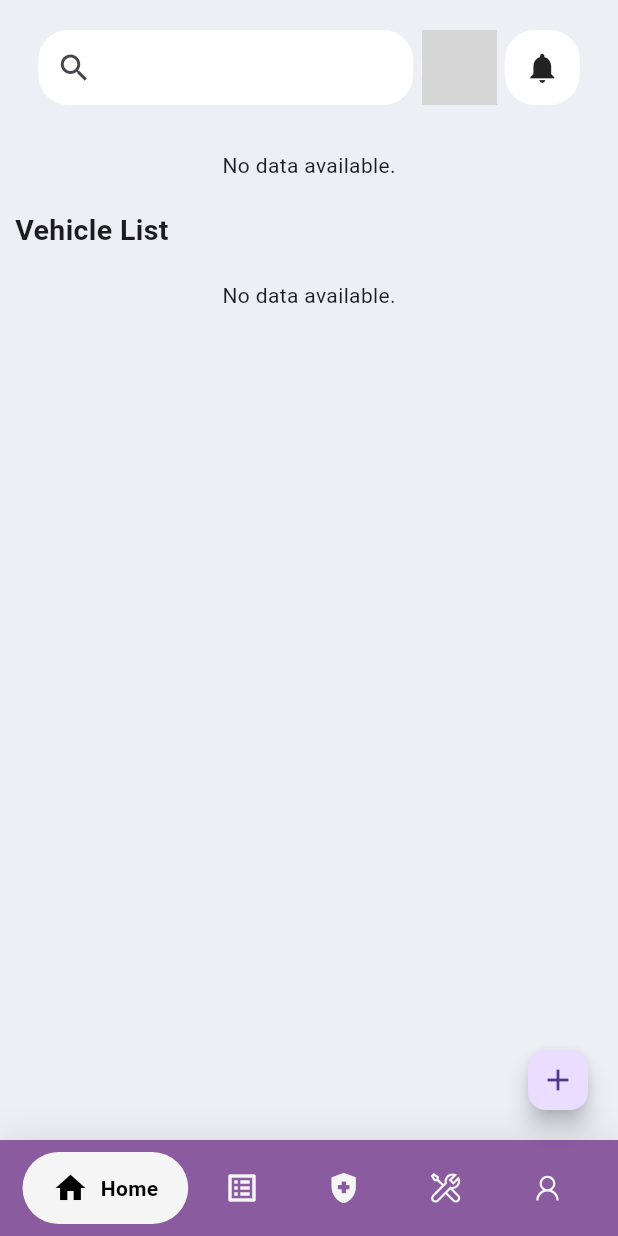
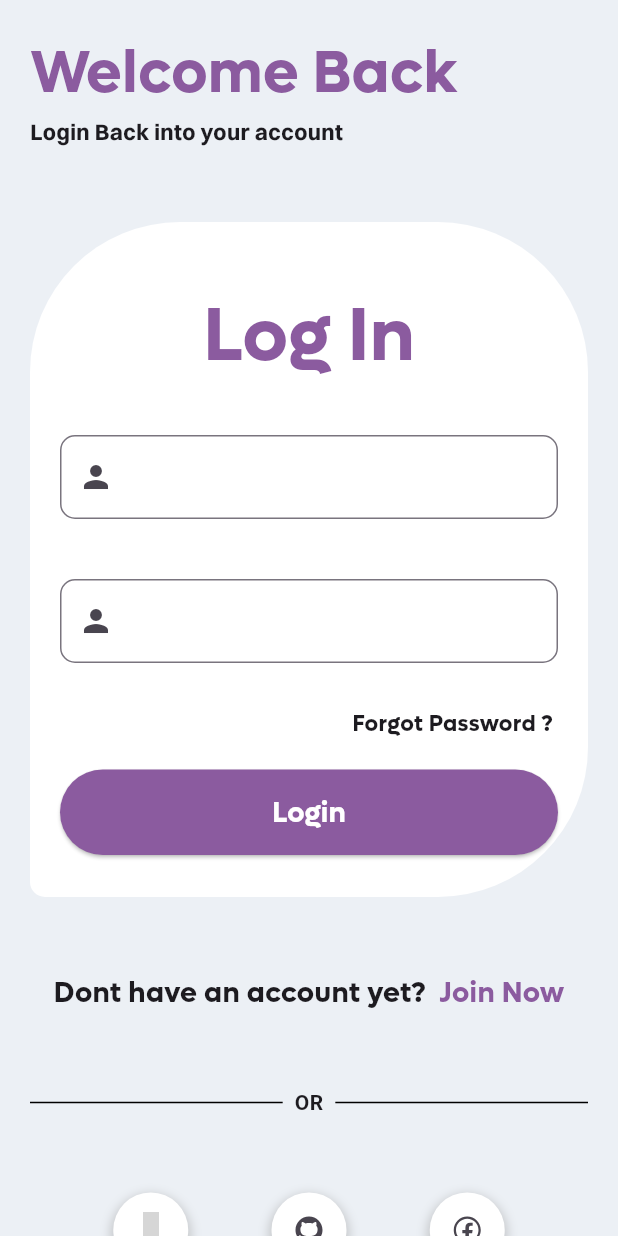
Before and after one commit to ajulkjose246/InstHelper, a Flutter app: the screen it shows after launch, on a phone screen of 412 x 824 dp. Run offline on Flutter 3.47's test engine with Material 3 defaults, Android fonts, the phone set to English and light mode, and no system bars; drawn by our look-alikes of google_nav_bar; our stand-ins replace firebase_core, firebase_database, firebase_storage, image_picker, line_icons, lottie; missing offline and left inert: dotlottie_loader; accounts and stored records are empty; grey boxes are pictures that could not be loaded.

Commit message:
login and register page designed

```diff
--- a/lib/components/form_input_field.dart
+++ b/lib/components/form_input_field.dart
@@ -1,5 +1,4 @@
 import 'package:flutter/material.dart';
-import 'package:flutter/services.dart';
 
 class FormInputField extends StatelessWidget {
   final String label;
--- a/lib/main.dart
+++ b/lib/main.dart
@@ -2,6 +2,8 @@ import 'package:firebase_core/firebase_core.dart';
 import 'package:flutter/material.dart';
 import 'package:insthelper/firebase_options.dart';
 import 'package:insthelper/provider/homescreen_provider.dart';
+import 'package:insthelper/screens/authentication/sign_in.dart';
+import 'package:insthelper/screens/authentication/sign_up.dart';
 import 'package:insthelper/screens/container.dart';
 import 'package:insthelper/screens/user/add_vehicle.dart';
 import 'package:insthelper/screens/user/alert_list.dart';
@@ -29,10 +31,12 @@ class MyApp extends StatelessWidget {
       debugShowCheckedModeBanner: false,
       routes: ({
         '/': (context) => const ContainerScreen(),
+        '/signin': (context) => SignInScreen(),
+        '/signup': (context) => SignUpScreen(),
         '/add': (context) => const AddVehicleScreen(),
         '/alert': (context) => const AlertList(),
       }),
-      initialRoute: '/',
+      initialRoute: '/signin',
     );
   }
 }
--- /dev/null
+++ b/lib/screens/authentication/sign_in.dart
@@ -0,0 +1,259 @@
+// ignore_for_file: must_be_immutable
+
+import 'package:flutter/material.dart';
+import 'package:insthelper/components/form_input_field.dart';
+import 'package:line_icons/line_icons.dart';
+
+class SignInScreen extends StatefulWidget {
+  const SignInScreen({super.key});
+
+  @override
+  State<SignInScreen> createState() => _SignInScreenState();
+}
+
+class _SignInScreenState extends State<SignInScreen> {
+  TextEditingController usernameController = TextEditingController();
+
+  @override
+  Widget build(BuildContext context) {
+    return Scaffold(
+      backgroundColor: const Color.fromRGBO(236, 240, 245, 1),
+      resizeToAvoidBottomInset: true,
+      body: SafeArea(
+        child: SingleChildScrollView(
+          child: Padding(
+            padding: const EdgeInsets.all(20),
+            child: Column(
+              children: [
+                const Align(
+                  alignment: Alignment.centerLeft,
+                  child: Text(
+                    "Welcome Back",
+                    style: TextStyle(
+                        fontSize: 40,
+                        fontWeight: FontWeight.w600,
+                        fontFamily: 'Lufga',
+                        color: Color.fromRGBO(139, 91, 159, 1)),
+                  ),
+                ),
+                const Align(
+                  alignment: Alignment.centerLeft,
+                  child: Text(
+                    "Login Back into your account",
+                    style: TextStyle(
+                      fontSize: 15,
+                      fontFamily: 'Switzer',
+                    ),
+                  ),
+                ),
+                const SizedBox(height: 50),
+                Container(
+                  width: double.infinity,
+                  height: 450,
+                  decoration: const BoxDecoration(
+                    color: Colors.white,
+                    borderRadius: BorderRadius.only(
+                      topLeft: Radius.circular(100),
+                      topRight: Radius.circular(100),
+                      bottomRight: Radius.circular(100),
+                      bottomLeft: Radius.circular(10),
+                    ),
+                  ),
+                  child: Padding(
+                    padding: const EdgeInsets.all(20),
+                    child: Column(
+                      children: [
+                        const SizedBox(
+                          height: 20,
+                        ),
+                        const Text(
+                          "Log In",
+                          style: TextStyle(
+                              fontSize: 50,
+                              fontWeight: FontWeight.w600,
+                              fontFamily: 'Lufga',
+                              color: Color.fromRGBO(139, 91, 159, 1)),
+                        ),
+                        const SizedBox(
+                          height: 20,
+                        ),
+                        FormInputField(
+                          textcontroller: usernameController,
+                          label: '',
+                          validator: true,
+                          icon: const Icon(Icons.person),
+                          regex: RegExp(''),
+                          regexlabel: '',
+                          numberkeyboard: false,
+                        ),
+                        const SizedBox(
+                          height: 20,
+                        ),
+                        FormInputField(
+                          textcontroller: usernameController,
+                          label: '',
+                          validator: true,
+                          icon: const Icon(Icons.person),
+                          regex: RegExp(''),
+                          regexlabel: '',
+                          numberkeyboard: false,
+                        ),
+                        const SizedBox(
+                          height: 20,
+                        ),
+                        const Align(
+                          alignment: Alignment.centerRight,
+                          child: Text(
+                            "Forgot Password ? ",
+                            style: TextStyle(fontSize: 15, fontFamily: 'Lufga'),
+                          ),
+                        ),
+                        const SizedBox(
+                          height: 20,
+                        ),
+                        SizedBox(
+                          width: double.infinity,
+                          child: ElevatedButton(
+                            onPressed: () {},
+                            style: ElevatedButton.styleFrom(
+                              backgroundColor: Color.fromRGBO(139, 91, 159, 1),
+                              padding: const EdgeInsets.symmetric(vertical: 15),
+                            ),
+                            child: const Text(
+                              "Login",
+                              style: TextStyle(
+                                  color: Colors.white,
+                                  fontFamily: 'Lufga',
+                                  fontSize: 19),
+                            ),
+                          ),
+                        ),
+                      ],
+                    ),
+                  ),
+                ),
+                const SizedBox(height: 50),
+                Row(
+                  mainAxisAlignment: MainAxisAlignment.center,
+                  children: [
+                    const Text(
+                      "Dont have an account yet? ",
+                      style: TextStyle(fontSize: 19, fontFamily: 'Lufga'),
+                    ),
+                    GestureDetector(
+                      onTap: () => Navigator.pushNamed(context, '/signup'),
+                      child: const Text(
+                        " Join Now",
+                        style: TextStyle(
+                            fontSize: 19,
+                            fontFamily: 'Lufga',
+                            color: Color.fromRGBO(139, 91, 159, 1)),
+                      ),
+                    ),
+                  ],
+                ),
+                const SizedBox(
+                  height: 50,
+                ),
+                const Row(
+                  children: [
+                    Expanded(
+                      child: Divider(
+                        color: Colors.black,
+                        thickness: 1,
+                      ),
+                    ),
+                    Padding(
+                      padding: EdgeInsets.symmetric(horizontal: 8.0),
+                      child: Text(
+                        "OR",
+                        style: TextStyle(
+                          fontWeight: FontWeight.bold,
+                        ),
+                      ),
+                    ),
+                    Expanded(
+                      child: Divider(
+                        color: Colors.black,
+                        thickness: 1,
+                      ),
+                    ),
+                  ],
+                ),
+                const SizedBox(
+                  height: 50,
+                ),
+                Row(
+                  mainAxisAlignment: MainAxisAlignment.spaceEvenly,
+                  children: [
+                    Container(
+                      width: 50,
+                      height: 50,
+                      decoration: BoxDecoration(
+                        shape: BoxShape.circle,
+                        color: Colors.white,
+                        boxShadow: [
+                          BoxShadow(
+                            color: Colors.grey.withOpacity(0.5),
+                            spreadRadius: 2,
+                            blurRadius: 5,
+                            offset: const Offset(0, 3),
+                          ),
+                        ],
+                      ),
+                      child: IconButton(
+                        icon: const Icon(LineIcons.googleLogo),
+                        onPressed: () {},
+                      ),
+                    ),
+                    Container(
+                      width: 50,
+                      height: 50,
+                      decoration: BoxDecoration(
+                        shape: BoxShape.circle,
+                        color: Colors.white,
+                        boxShadow: [
+                          BoxShadow(
+                            color: Colors.grey.withOpacity(0.5),
+                            spreadRadius: 2,
+                            blurRadius: 5,
+                            offset: const Offset(0, 3),
+                          ),
+                        ],
+                      ),
+                      child: IconButton(
+                        icon: const Icon(LineIcons.github),
+                        onPressed: () {},
+                      ),
+                    ),
+                    Container(
+                      width: 50,
+                      height: 50,
+                      decoration: BoxDecoration(
+                        shape: BoxShape.circle,
+                        color: Colors.white,
+                        boxShadow: [
+                          BoxShadow(
+                            color: Colors.grey.withOpacity(0.5),
+                            spreadRadius: 2,
+                            blurRadius: 5,
+                            offset: const Offset(0, 3),
+                          ),
+                        ],
+                      ),
+                      child: IconButton(
+                        icon: const Icon(LineIcons.facebook),
+                        onPressed: () {},
+                      ),
+                    ),
+                  ],
+                ),
+                const SizedBox(height: 20),
+              ],
+            ),
+          ),
+        ),
+      ),
+    );
+  }
+}
```
Also changed, not shown: lib/functions/add_vehicle_function.dart (+5 -4 lines), lib/screens/authentication/sign_up.dart (added, +261 -0 lines), lib/screens/user/add_vehicle.dart (+1 -6 lines), lib/screens/user/vehicle_view.dart (+16 -30 lines), pubspec.yaml (+7 -7 lines), fonts/Lufga-bold.otf (added), fonts/Switzer-Bold.otf (added).
